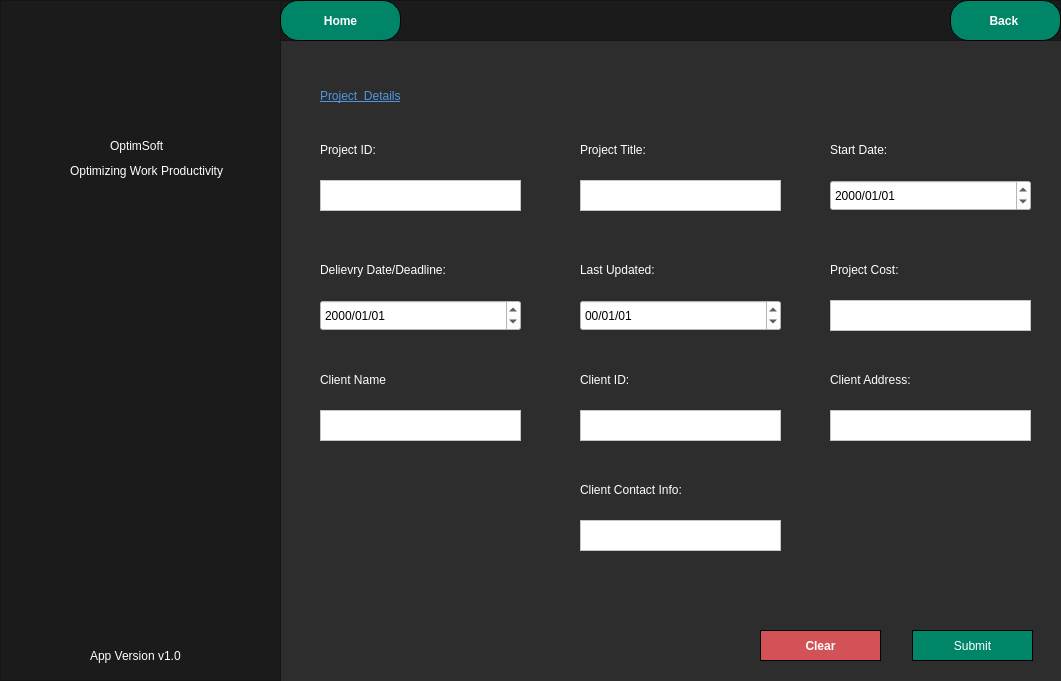
The window that qtPro/mainwindow.ui (Maliksaad231224/QT-C-Software-House-Database-System) describes before a commit, drawn with Qt 5.
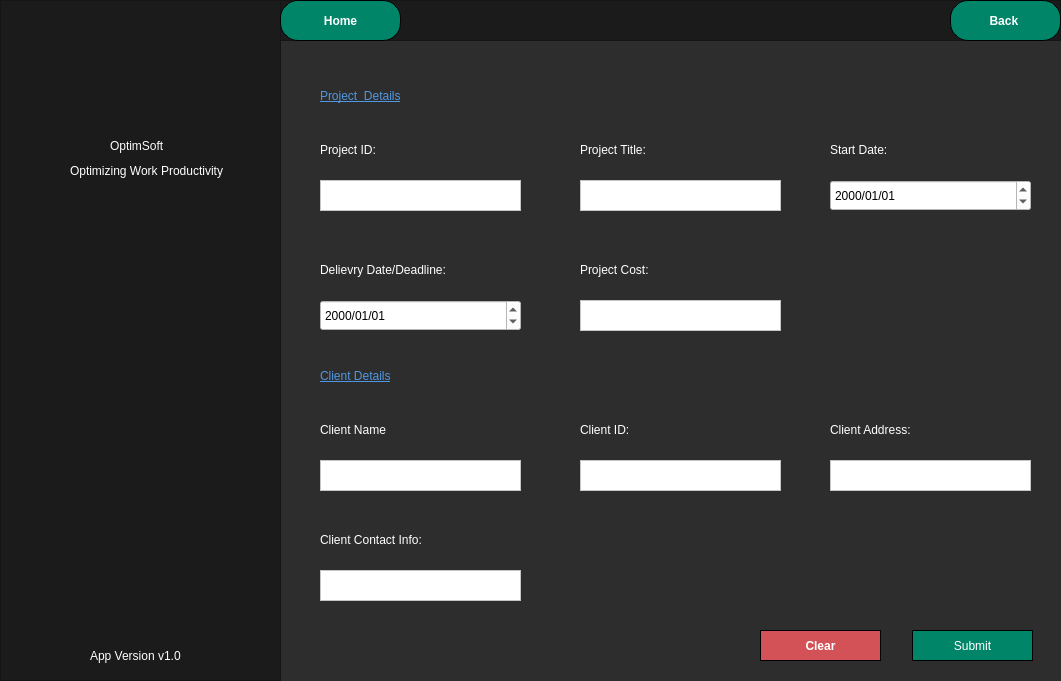
The same window after the commit. The open tabs and pages were chosen to show the change. Icons and pictures are not drawn.

What changed in the file:
```diff
--- a/qtPro/mainwindow.ui
+++ b/qtPro/mainwindow.ui
@@ -6575,7 +6575,7 @@
       <property name="geometry">
        <rect>
         <x>320</x>
-        <y>370</y>
+        <y>420</y>
         <width>101</width>
         <height>20</height>
        </rect>
@@ -6626,7 +6626,7 @@
       <property name="geometry">
        <rect>
         <x>580</x>
-        <y>410</y>
+        <y>460</y>
         <width>201</width>
         <height>31</height>
        </rect>
@@ -6675,7 +6675,7 @@
       <property name="geometry">
        <rect>
         <x>580</x>
-        <y>370</y>
+        <y>420</y>
         <width>101</width>
         <height>20</height>
        </rect>
@@ -6741,7 +6741,7 @@
       <property name="geometry">
        <rect>
         <x>320</x>
-        <y>410</y>
+        <y>460</y>
         <width>201</width>
         <height>31</height>
        </rect>
@@ -6786,44 +6786,10 @@
        <string>Delievry Date/Deadline:</string>
       </property>
      </widget>
-     <widget class="QLabel" name="label_97">
-      <property name="geometry">
-       <rect>
-        <x>580</x>
-        <y>260</y>
-        <width>111</width>
-        <height>20</height>
-       </rect>
-      </property>
-      <property name="styleSheet">
-       <string notr="true">color:white;
-font: 10pt &quot;Tahoma&quot;;</string>
-      </property>
-      <property name="text">
-       <string>Last Updated:</string>
-      </property>
-     </widget>
-     <widget class="QDateEdit" name="projlastupd">
-      <property name="geometry">
-       <rect>
-        <x>580</x>
-        <y>300</y>
-        <width>201</width>
-        <height>31</height>
-       </rect>
-      </property>
-      <property name="styleSheet">
-       <string notr="true">color:black;
-background-color: rgb(255, 255, 255);</string>
-      </property>
-      <property name="displayFormat">
-       <string>yy/MM/dd</string>
-      </property>
-     </widget>
      <widget class="QLabel" name="label_100">
       <property name="geometry">
        <rect>
-        <x>830</x>
+        <x>580</x>
         <y>260</y>
         <width>101</width>
         <height>20</height>
@@ -6840,7 +6806,7 @@
      <widget class="QPlainTextEdit" name="projcost">
       <property name="geometry">
        <rect>
-        <x>830</x>
+        <x>580</x>
         <y>300</y>
         <width>201</width>
         <height>31</height>
@@ -6856,7 +6822,7 @@
       <property name="geometry">
        <rect>
         <x>830</x>
-        <y>410</y>
+        <y>460</y>
         <width>201</width>
         <height>31</height>
        </rect>
@@ -6871,7 +6837,7 @@
       <property name="geometry">
        <rect>
         <x>830</x>
-        <y>370</y>
+        <y>420</y>
         <width>121</width>
         <height>20</height>
        </rect>
@@ -6887,8 +6853,8 @@
      <widget class="QPlainTextEdit" name="clientinfo">
       <property name="geometry">
        <rect>
-        <x>580</x>
-        <y>520</y>
+        <x>320</x>
+        <y>570</y>
         <width>201</width>
         <height>31</height>
        </rect>
@@ -6902,8 +6868,8 @@
      <widget class="QLabel" name="label_102">
       <property name="geometry">
        <rect>
-        <x>580</x>
-        <y>480</y>
+        <x>320</x>
+        <y>530</y>
         <width>151</width>
         <height>20</height>
        </rect>
@@ -6916,6 +6882,25 @@
        <string>Client Contact Info:</string>
       </property>
      </widget>
+     <widget class="QLabel" name="label_97">
+      <property name="geometry">
+       <rect>
+        <x>320</x>
+        <y>360</y>
+        <width>191</width>
+        <height>31</height>
+       </rect>
+      </property>
+      <property name="styleSheet">
+       <string notr="true">color: rgb(80, 151, 225);
+
+font: italic 13pt &quot;Times New Roman&quot;;
+text-decoration: underline;</string>
+      </property>
+      <property name="text">
+       <string>Client Details</string>
+      </property>
+     </widget>
     </widget>
     <widget class="QWidget" name="UpdateProject">
      <widget class="QFrame" name="frame_29">
```
Left out of the diff: 76 changed lines with no effect on the pictures.
